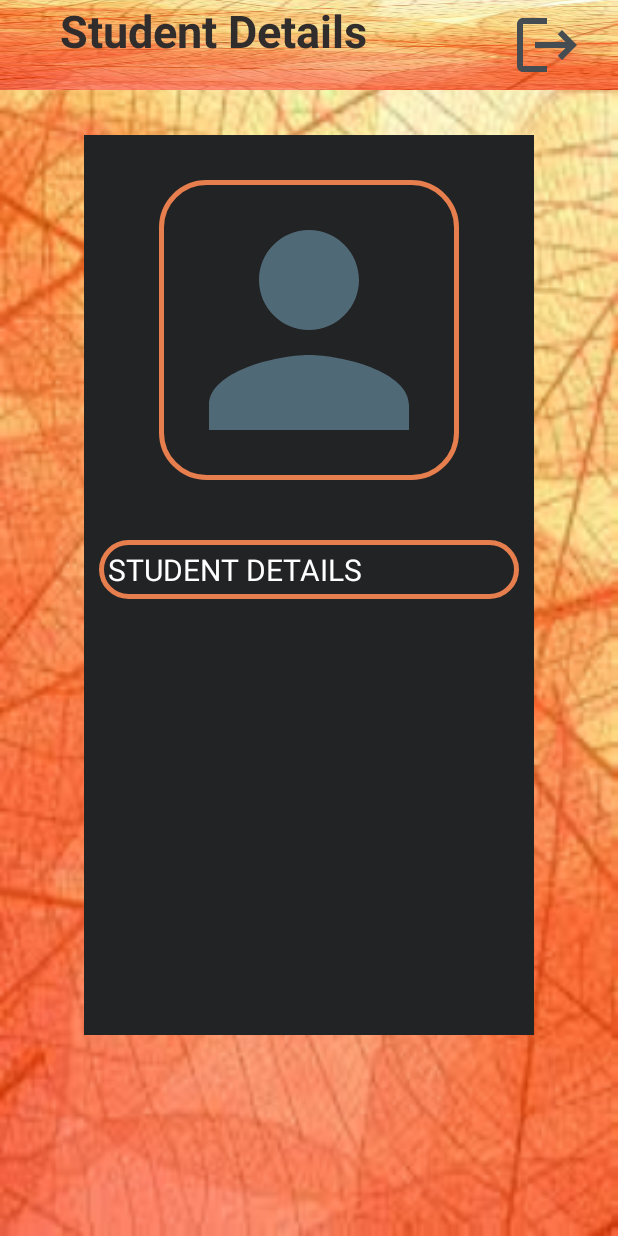
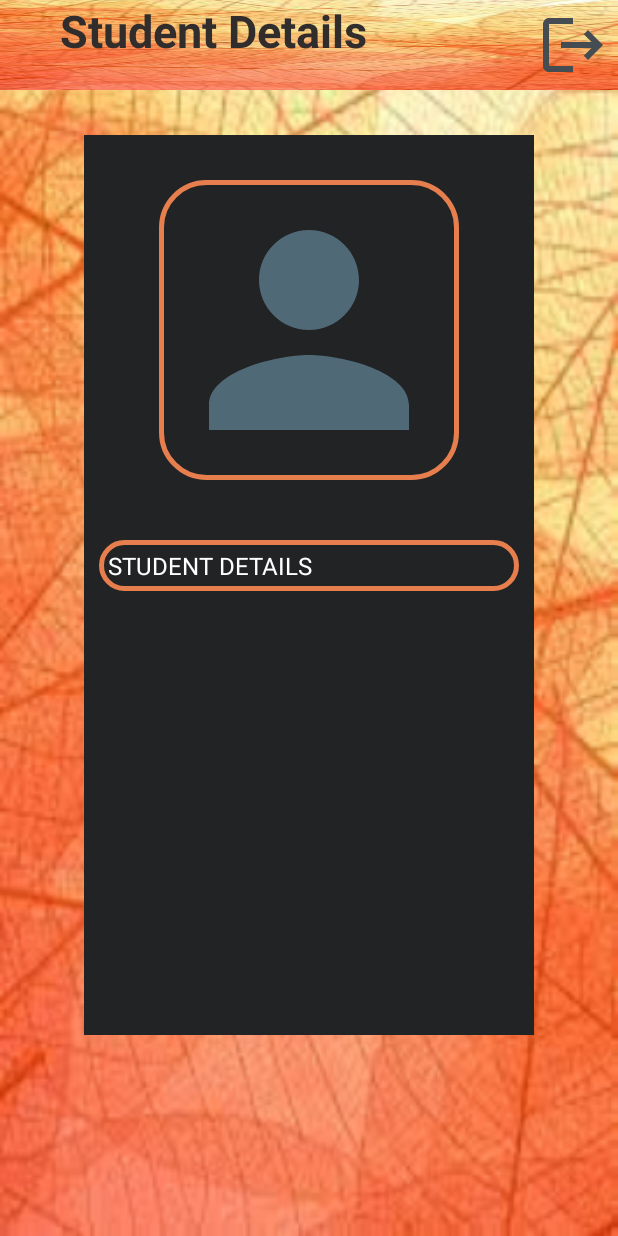
Before and after one commit to rahulbhandariitsreal/attendence_system, an Android app: the screen it shows after launch once a user with an empty profile is signed in (Student_detail_Activity), on a phone screen of 412 x 824 dp. Run offline under Robolectric (Android 15) with nearby library versions, the phone set to English and light mode, and no system bars; our stand-ins replace Firebase (no records; nobody signed in at launch, a user with empty details on screens opened directly).

Commit message:
completed lvl2

```diff
--- a/app/src/main/AndroidManifest.xml
+++ b/app/src/main/AndroidManifest.xml
@@ -10,7 +10,7 @@
         android:fullBackupContent="@xml/backup_rules"
         android:icon="@drawable/logo"
         android:label="@string/app_name"
-        android:roundIcon="@mipmap/ic_launcher_round"
+        android:roundIcon="@drawable/logo"
         android:supportsRtl="true"
         android:theme="@style/Theme.CollegeProject"
         tools:targetApi="31">
--- a/app/src/main/java/com/example/collegeproject/activity/SplahScreen.java
+++ b/app/src/main/java/com/example/collegeproject/activity/SplahScreen.java
@@ -37,6 +37,7 @@ public class SplahScreen extends AppCompatActivity {
             @Override
             public void run() {
                 startActivity(new Intent(SplahScreen.this, MainActivity.class));
+                finish();
             }
         },2000);
 
--- a/app/src/main/java/com/example/collegeproject/model/Student.java
+++ b/app/src/main/java/com/example/collegeproject/model/Student.java
@@ -99,7 +99,7 @@ public class Student {
 
     public String getstudentdetail() {
         String details="Name: "+name+"\nRoll No: "+roll_no+"\nFather Name :"+fName+"\nBranch: "+branch_name
-                +"\nDob :"+dob+"\nFather Name :"+fName+"\nEmail ID :"+emailID;
+                +"\nDob :"+dob+"\nEmail ID :"+emailID;
         return details;
     }
 }
--- a/app/src/main/java/com/example/collegeproject/repository/Repository.java
+++ b/app/src/main/java/com/example/collegeproject/repository/Repository.java
@@ -134,7 +134,6 @@ databaseReference=firebaseDatabase.getReference().child("PTU").child(student.get
                     public void onComplete(@NonNull Task<AuthResult> task) {
                         if(task.isSuccessful()){
                             Log.v("TAG","registration succesfull");
-                            mAuth.signOut();
                         }else{
                             Log.v("TAG","failed to register");
                         }
--- a/app/src/main/res/layout/activity_student_detail.xml
+++ b/app/src/main/res/layout/activity_student_detail.xml
@@ -9,13 +9,14 @@
     android:layout_height="match_parent"
     tools:context=".activity.Student_detail_Activity">
 
-    <LinearLayout
+    <RelativeLayout
         android:background="@drawable/loginn"
         android:layout_width="match_parent"
         android:layout_height="60dp"
-        android:orientation="horizontal">
+        >
 
         <TextView
+            android:id="@+id/view"
             android:layout_marginStart="40dp"
             android:layout_width="wrap_content"
             android:layout_height="wrap_content"
@@ -29,12 +30,12 @@
             android:id="@+id/logout"
             android:padding="6dp"
             android:layout_width="60dp"
+            android:layout_alignParentEnd="true"
             android:layout_height="60dp"
             android:src="@drawable/baseline_logout_24"
-            android:layout_marginStart="90dp"
             />
 
-    </LinearLayout>
+    </RelativeLayout>
 
 
   <include
--- a/app/src/main/res/layout/student_details_layout.xml
+++ b/app/src/main/res/layout/student_details_layout.xml
@@ -37,7 +37,7 @@
         android:text="STUDENT DETAILS"
         android:background="@drawable/edit_textback"
         android:textColor="@color/white"
-        android:textSize="20sp"
+        android:textSize="16sp"
         />
 
 </LinearLayout>
--- a/app/src/main/res/values/strings.xml
+++ b/app/src/main/res/values/strings.xml
@@ -1,3 +1,3 @@
 <resources>
-    <string name="app_name">College Project</string>
+    <string name="app_name">Gate Detection</string>
 </resources>
```
Also changed, not shown: app/src/main/res/layout/activity_admin.xml (+6 -4 lines).
